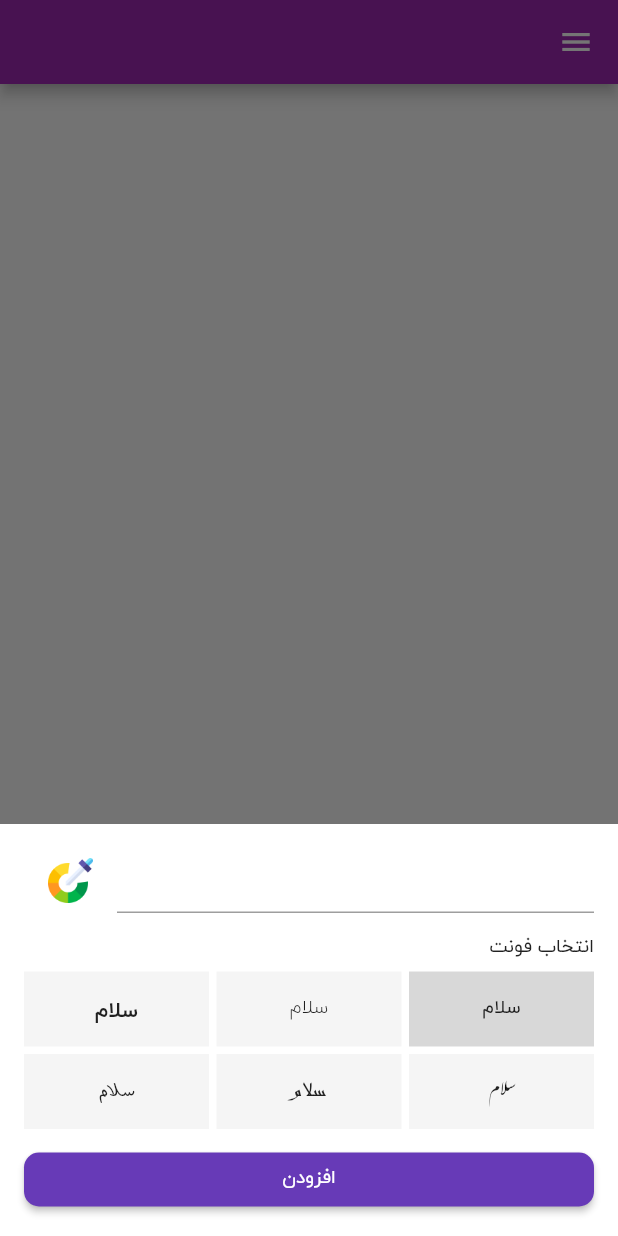
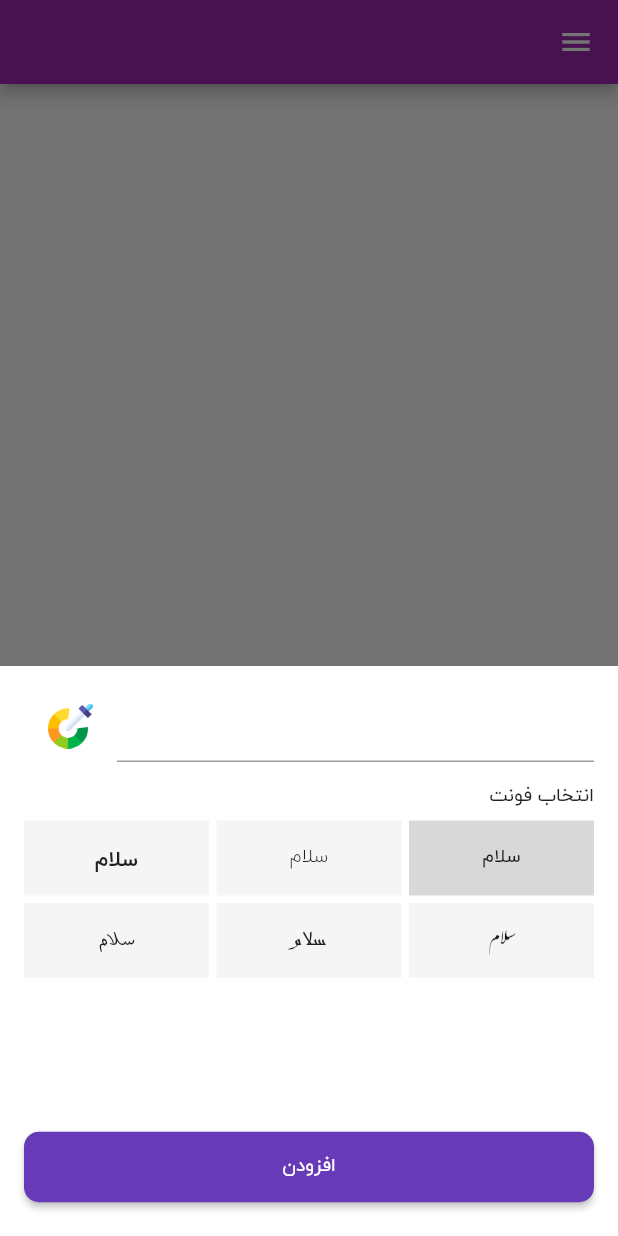
Before and after one commit to devme19/myApp, a Flutter app: the HomePage screen opened by its route, item 3 of the bottom bar chosen, on a phone screen of 412 x 824 dp. Run offline on Flutter 3.47's test engine with Material 2 defaults, Android fonts, the phone set to English and light mode, and no system bars; our stand-ins replace flutter_spinkit, get, get_storage, image_picker, permission_handler, photo_view; missing offline and left inert: dynamic_cached_fonts, flutter_hsvcolor_picker, shape_of_view; accounts and stored records are empty.

Commit message:
release version

```diff
--- a/lib/controllers/home_page_controller.dart
+++ b/lib/controllers/home_page_controller.dart
@@ -124,7 +124,7 @@ class HomePageController extends GetxController{
               ProjectModel projectModel = ProjectModel(title: textEditingController.text,layouts: layout,projectCoverImagePath: projectCoverImagePath);
               box.write(projectModel.title,jsonEncode(projectModel));
               saveStatus.value = StateStatus.SUCCESS;
-              Get.snackbar('', 'پروژه ذخیره شد');
+              Get.snackbar('', 'پروژه ذخیره شد',backgroundColor: Colors.black.withOpacity(0.5),colorText: Colors.white);
             }, icon: Icon(Icons.save,color: Colors.purple,))
           ],
         ),
@@ -501,7 +501,8 @@ class HomePageController extends GetxController{
               isImage: true,
               imagePath: frame.value.path,
               title: 'قاب',
-              child:Image.file(File(frame.value.path))
+              child:
+              Image.file(File(frame.value.path))
           ),);
       }
       else {
--- a/lib/pages/home_page.dart
+++ b/lib/pages/home_page.dart
@@ -132,7 +132,15 @@ class HomePage extends GetView<HomePageController> {
                         width: 150,
                         decoration: BoxDecoration(
                           borderRadius: BorderRadius.all(Radius.circular(13)),
-                          color: Colors.grey.withOpacity(0.1)
+                          color: Colors.white,
+                          boxShadow: [
+                            BoxShadow(
+                              color: Colors.grey.withOpacity(0.3),
+                              spreadRadius: 1,
+                              blurRadius: 1,
+                              offset: Offset(0, 1), // changes position of shadow
+                            ),
+                          ],
                         ),
                         // padding: EdgeInsets.all(16.0),
                         child:
@@ -148,7 +156,15 @@ class HomePage extends GetView<HomePageController> {
                       child: Container(
                         decoration: BoxDecoration(
                             borderRadius: BorderRadius.all(Radius.circular(13)),
-                            color: Colors.grey.withOpacity(0.1)
+                          color: Colors.white,
+                          boxShadow: [
+                            BoxShadow(
+                              color: Colors.grey.withOpacity(0.3),
+                              spreadRadius: 1,
+                              blurRadius: 1,
+                              offset: Offset(0, 1), // changes position of shadow
+                            ),
+                          ],
                         ),
                         height: 60,
                         width: 150,
@@ -234,18 +250,19 @@ class HomePage extends GetView<HomePageController> {
             return
               Padding(
                 padding: EdgeInsets.only(
-                    bottom: MediaQuery.of(context).viewInsets.bottom),
-                child: Container(
-                height: Get.height/3,
+                    bottom: Get.mediaQuery.viewInsets.bottom),
+                child:
+                Container(
+                height: 380,
                 padding: EdgeInsets.all(16.0),
                 color: Colors.white,
                 child:
 
-                Column(
-                  mainAxisSize: MainAxisSize.max,
-                  children: [
-                    Expanded(
-                      child: Row(
+                SingleChildScrollView(
+                  child: Column(
+                    mainAxisSize: MainAxisSize.min,
+                    children: [
+                      Row(
                         children: [
                           Expanded(
                             child: TextField(
@@ -267,12 +284,10 @@ class HomePage extends GetView<HomePageController> {
                           SizedBox(width: 16.0,),
                         ],
                       ),
-                    ),
-                    SizedBox(height: 16.0,),
+                      SizedBox(height: 16.0,),
 
-                    Expanded(
-                      flex: 3,
-                      child: Container(
+                      Container(
+                        height: 220,
                         // padding: EdgeInsets.all(8.0),
                         child:
                         Column(
@@ -311,10 +326,8 @@ class HomePage extends GetView<HomePageController> {
                           ],
                         ),
                       ),
-                    ),
-                    SizedBox(height: 10.0,),
-                    Expanded(
-                      child: Row(
+                      SizedBox(height: 10.0,),
+                      Row(
                         children: [
                           Expanded(
                             child: ElevatedButton(
@@ -348,14 +361,14 @@ class HomePage extends GetView<HomePageController> {
                                   // );
                                 }, child:
                             Padding(
-                              padding: const EdgeInsets.all(8.0),
+                              padding: const EdgeInsets.all(16.0),
                               child: Text('افزودن'),
                             )),
                           ),
                         ],
-                      ),
-                    )
-                  ],
+                      )
+                    ],
+                  ),
                 ),
             ),
               );
--- a/lib/widgets/resizable_widget.dart
+++ b/lib/widgets/resizable_widget.dart
@@ -42,8 +42,11 @@ class ResizableWidgetState extends State<ResizableWidget> {
   Widget build(BuildContext context) {
     return
       widget.resizableItemModel.isFrame?
-      Container(
-        child: Center(child: widget.resizableItemModel.child),
+      IgnorePointer(
+        ignoring: true,
+        child: Container(
+          child: Center(child: widget.resizableItemModel.child),
+        ),
       ):
       Stack(
       children: <Widget>[
```
